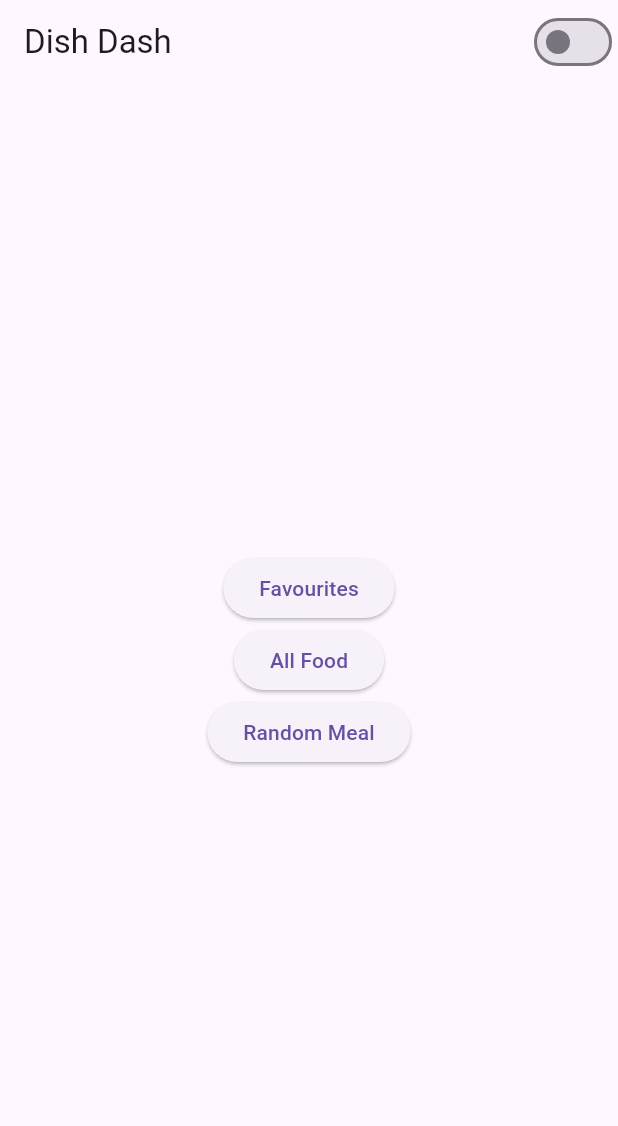
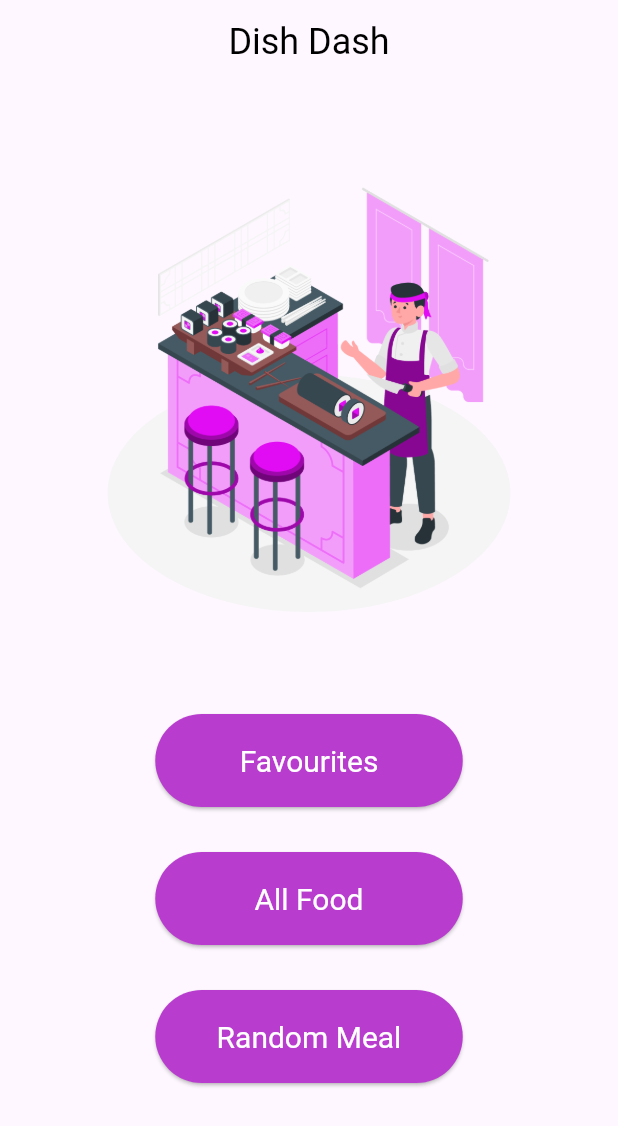
Before and after one commit to Linch-mini/DishDash, a Flutter app: the screen it shows after launch, on a phone screen of 412 x 824 dp. Shown: the top 1126 px of the screen. Run offline on Flutter 3.47's test engine with Material 3 defaults, Android fonts, the phone set to English and light mode, and no system bars.

Commit message:
first design version

```diff
--- a/dish_dash/lib/start_screen.dart
+++ b/dish_dash/lib/start_screen.dart
@@ -12,20 +12,54 @@ class StartScreen extends StatelessWidget {
   @override
   Widget build(BuildContext context) {
     return Scaffold(
-      appBar: const CustomAppBar(
-        title: 'Dish Dash',
+      appBar: AppBar(
+        title: const Text(
+          'Dish Dash',
+          style: TextStyle(fontSize: 24, color: Colors.black),
         ),
-      body: Center(
+        centerTitle: true,
+        backgroundColor: Colors.transparent,
+        elevation: 0,
+      ),
+      body: Column(
+        children: <Widget>[
+          const SizedBox(height: 60),
+          Center(
+            child: Image.asset(
+              'assets/images/Chef.png',
+              height: 300,
+              fit: BoxFit.contain,
+            ),
+          ),
+          const SizedBox(height: 60),
+          Center(
             child: Column(
-          mainAxisAlignment: MainAxisAlignment.center,
               children: <Widget>[
-            ElevatedButton(
+                SizedBox(
+                  width: 205,
+                  height: 62,
+                  child: ElevatedButton(
+                    style: ElevatedButton.styleFrom(
+                      foregroundColor: Colors.white,
+                      backgroundColor: const Color.fromARGB(255, 184, 60, 206),
+                      textStyle: const TextStyle(fontSize: 20),
+                    ),
                     child: const Text('Favourites'),
                     onPressed: () {
                       // Navigate to Favourites Screen
                     },
                   ),
-            ElevatedButton(
+                ),
+                const SizedBox(height: 30),
+                SizedBox(
+                  width: 205,
+                  height: 62,
+                  child: ElevatedButton(
+                    style: ElevatedButton.styleFrom(
+                      foregroundColor: Colors.white,
+                      backgroundColor: const Color.fromARGB(255, 184, 60, 206),
+                      textStyle: const TextStyle(fontSize: 20),
+                    ),
                     child: const Text('All Food'),
                     onPressed: () {
                       Navigator.pushNamed(
@@ -34,7 +68,17 @@ class StartScreen extends StatelessWidget {
                       );
                     },
                   ),
-            ElevatedButton(
+                ),
+                const SizedBox(height: 30),
+                SizedBox(
+                  width: 205,
+                  height: 62,
+                  child: ElevatedButton(
+                    style: ElevatedButton.styleFrom(
+                      foregroundColor: Colors.white,
+                      backgroundColor: const Color.fromARGB(255, 184, 60, 206),
+                      textStyle: const TextStyle(fontSize: 20),
+                    ),
                     child: const Text('Random Meal'),
                     onPressed: () async {
                       Meal randomMeal = await getRandomMeal();
@@ -45,8 +89,12 @@ class StartScreen extends StatelessWidget {
                       );
                     },
                   ),
+                ),
               ],
             ),
+          ),
+          const SizedBox(height: 20),
+        ],
       ),
     );
   }
```
Also changed, not shown: dish_dash/lib/category_screen.dart (+21 -7 lines), dish_dash/lib/meal_screen.dart (+52 -44 lines), dish_dash/lib/picked_meals_screen.dart (+14 -9 lines), dish_dash/assets/images/Chef.png (added). Lines whose indentation alone changed are shown as unchanged.
